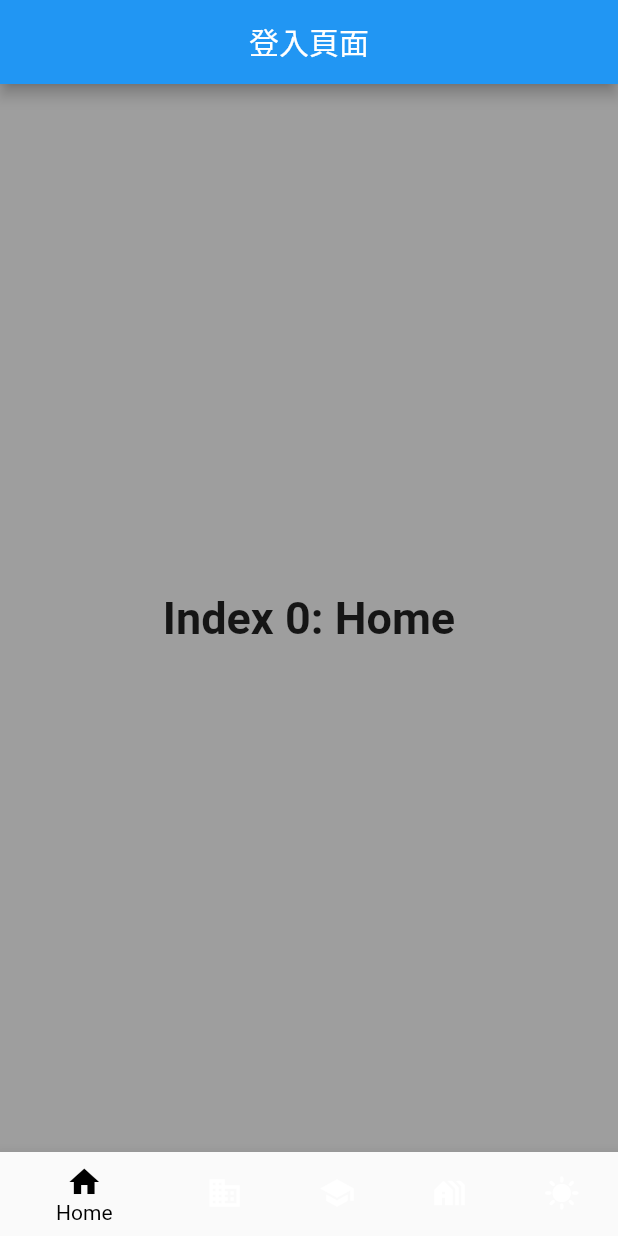
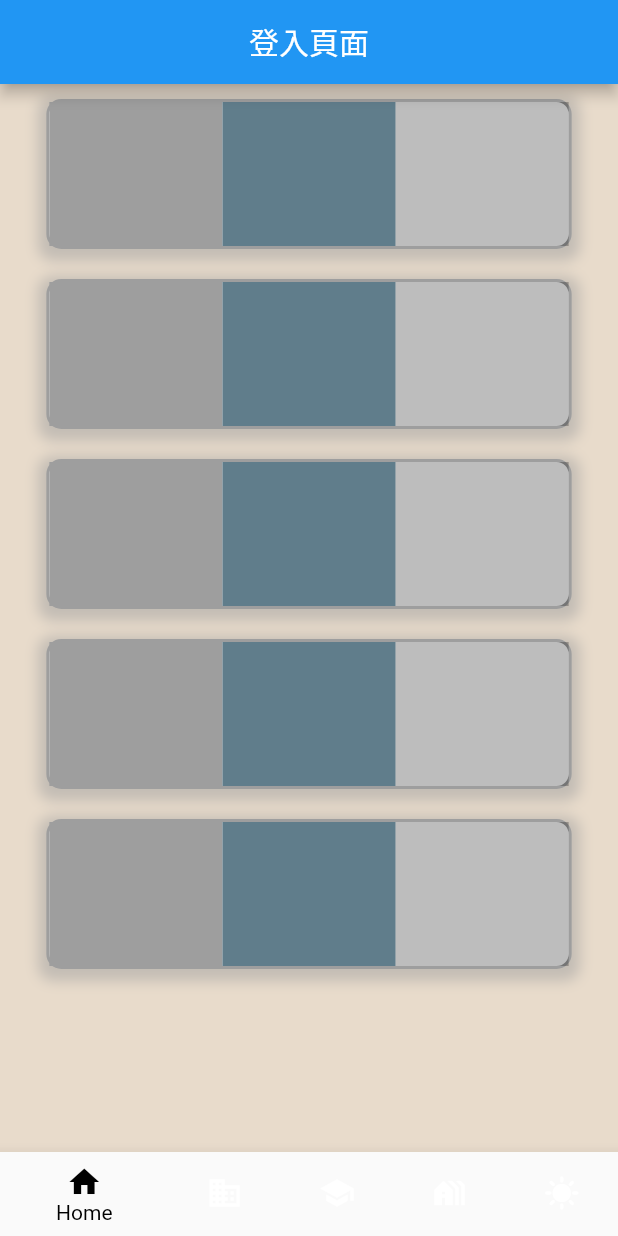
Before and after one commit to iop04329/flutter, a Flutter app: the screen it shows after launch, on a phone screen of 412 x 824 dp. Run offline on Flutter 3.47's test engine with Material 2 defaults, Android fonts, the phone set to English and light mode, and no system bars.

Commit message:
lesson 4

```diff
--- a/lib/main.dart
+++ b/lib/main.dart
@@ -2,6 +2,7 @@
 //import 放入 輸入
 //pubspec.yaml
 import 'package:flutter/material.dart';
+import 'package:flutter/rendering.dart';
 
 void main() {
   runApp(const FirstPage());
@@ -82,18 +83,81 @@ class _loginPageState extends State<loginPage> {
   }
 
   @override
+  void initState() {
+    // TODO: implement initState
+    super.initState();
+  }
+
+  Widget customCard(double maxWid) {
+    return Container(
+      margin: EdgeInsets.all(10),
+      width: maxWid * 0.85,
+      height: 100,
+      decoration: BoxDecoration(
+        borderRadius: BorderRadius.all(Radius.circular(10)),
+        color: Colors.white,
+        border: Border.all(width: 2, color: Colors.grey),
+        boxShadow: [
+          BoxShadow(
+            color: Colors.grey.withOpacity(0.5),
+            spreadRadius: 5,
+            blurRadius: 7,
+            offset: Offset(0, 3),
+          ),
+        ],
+      ),
+      child: Row(
+        children: [
+          Expanded(
+              flex: 2, // 4/8
+              child: Container(
+                height: 100,
+                color: Colors.grey,
+              )),
+          Expanded(
+              flex: 2,
+              child: Container(
+                height: 100,
+                color: Colors.blueGrey,
+              )),
+          Expanded(
+              flex: 2,
+              child: Container(
+                height: 100,
+                color: Colors.black26,
+              )),
+        ],
+      ),
+    );
+  }
+
+  // main -> runApp -> MaterialApp -> Scaffold -> AppBar body BottomNavigatorBar
+  @override
   Widget build(BuildContext context) {
     //區域變數
     double maxHeight = MediaQuery.of(context).size.height;
     double maxWidth = MediaQuery.of(context).size.width;
     return Scaffold(
+      backgroundColor: Color.fromARGB(255, 232, 219, 203),
       appBar: AppBar(title: const Center(child: Text('登入頁面'))),
-      body: Container(
-        width: double.infinity,
-        height: double.infinity,
-        color: Colors.grey,
-        child: Center(child: widgetOptions[selectedIndex]),
-      ),
+      body: LayoutBuilder(builder: (context, box) {
+        double maxWid = box.maxWidth;
+        double maxht = box.maxHeight;
+        return Container(
+          width: maxWid,
+          height: maxHeight,
+          child: Column(
+            crossAxisAlignment: CrossAxisAlignment.center,
+            children: [
+              customCard(maxWid),
+              customCard(maxWid),
+              customCard(maxWid),
+              customCard(maxWid),
+              customCard(maxWid),
+            ],
+          ),
+        );
+      }),
       bottomNavigationBar: BottomNavigationBar(
         currentIndex: selectedIndex,
         selectedItemColor: Colors.black,
--- a/lib/tool/pub.dart
+++ b/lib/tool/pub.dart
@@ -10,3 +10,4 @@ enum profileName {
 //lesson 2 基礎語法
 //lesson 3 常用表達式
 //lesson 4 布局 scaffold appbar bottombar column row container button
+//lesson 5 async thread timer future 注意 debug方式 column row container expanded layoutbuilder
```
Also changed, not shown: 1 other file.
